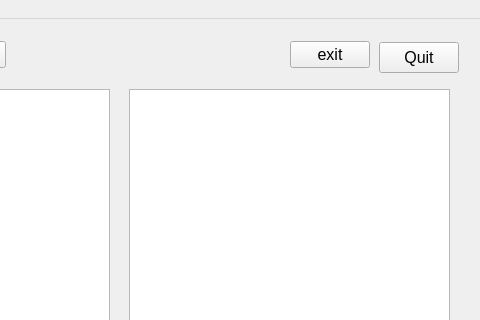
Qt form mainwindow.ui (drrob1/qtrpn) before a commit; both pictures show x 381 to 861 and y 0 to 320 of the 861 by 669 pixel window.
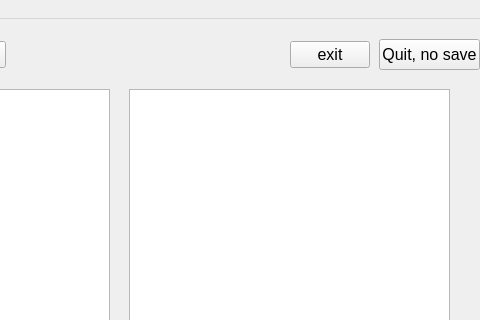
The same form after that commit.

The edit to the form file:
```diff
--- a/mainwindow.ui
+++ b/mainwindow.ui
@@ -63,8 +63,8 @@
     <property name="geometry">
      <rect>
       <x>760</x>
-      <y>23</y>
-      <width>80</width>
+      <y>20</y>
+      <width>101</width>
       <height>31</height>
      </rect>
     </property>
@@ -74,7 +74,7 @@
      </font>
     </property>
     <property name="text">
-     <string>Quit</string>
+     <string>Quit, no save</string>
     </property>
    </widget>
    <widget class="QWidget" name="layoutWidget">
```
